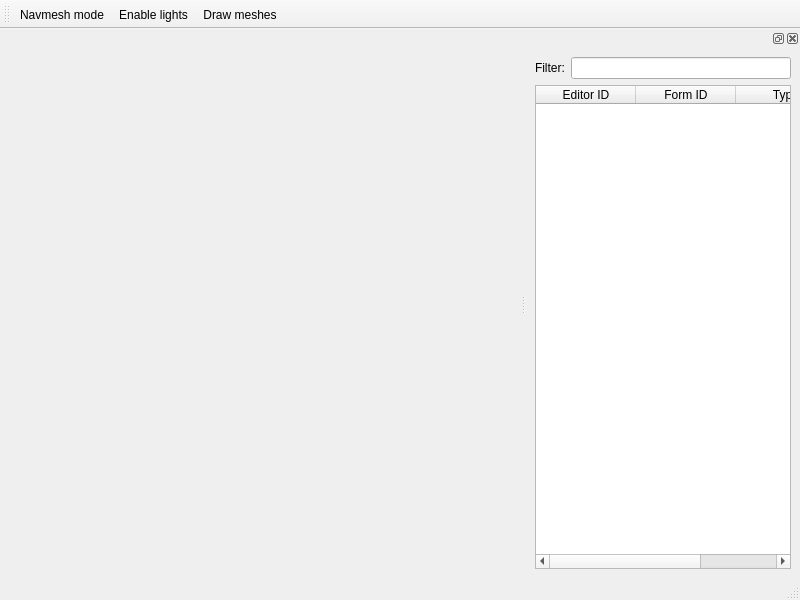
Qt form ui/CELLeditor.ui (kstemp/TESviewer) before a commit.
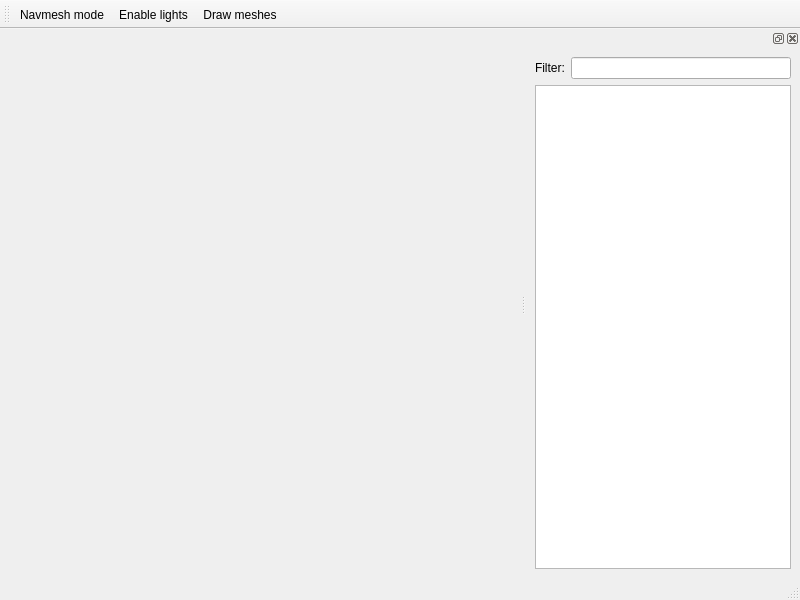
The same form after that commit.

Commit message: Model for Cell Temporary Children in CellEditor

Diff of the .ui file:
```diff
--- a/ui/CELLeditor.ui
+++ b/ui/CELLeditor.ui
@@ -48,34 +48,19 @@
         </layout>
        </item>
        <item>
-        <widget class="QTableWidget" name="refTable">
+        <widget class="QTableView" name="refTable">
          <property name="editTriggers">
           <set>QAbstractItemView::NoEditTriggers</set>
          </property>
          <property name="selectionBehavior">
           <enum>QAbstractItemView::SelectRows</enum>
          </property>
-         <property name="columnCount">
-          <number>3</number>
+         <property name="sortingEnabled">
+          <bool>true</bool>
          </property>
-         <attribute name="horizontalHeaderStretchLastSection">
+         <attribute name="verticalHeaderStretchLastSection">
           <bool>true</bool>
          </attribute>
-         <column>
-          <property name="text">
-           <string>Editor ID</string>
-          </property>
-         </column>
-         <column>
-          <property name="text">
-           <string>Form ID</string>
-          </property>
-         </column>
-         <column>
-          <property name="text">
-           <string>Type</string>
-          </property>
-         </column>
         </widget>
        </item>
       </layout>
```
The commit also changes 7 other files.
